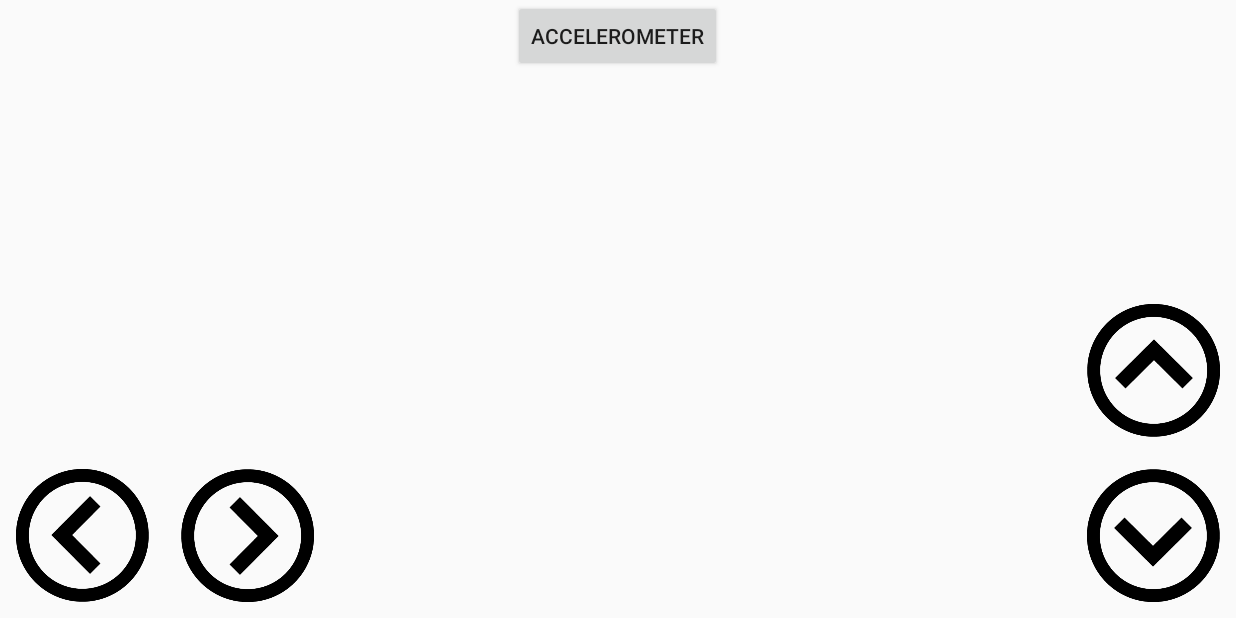
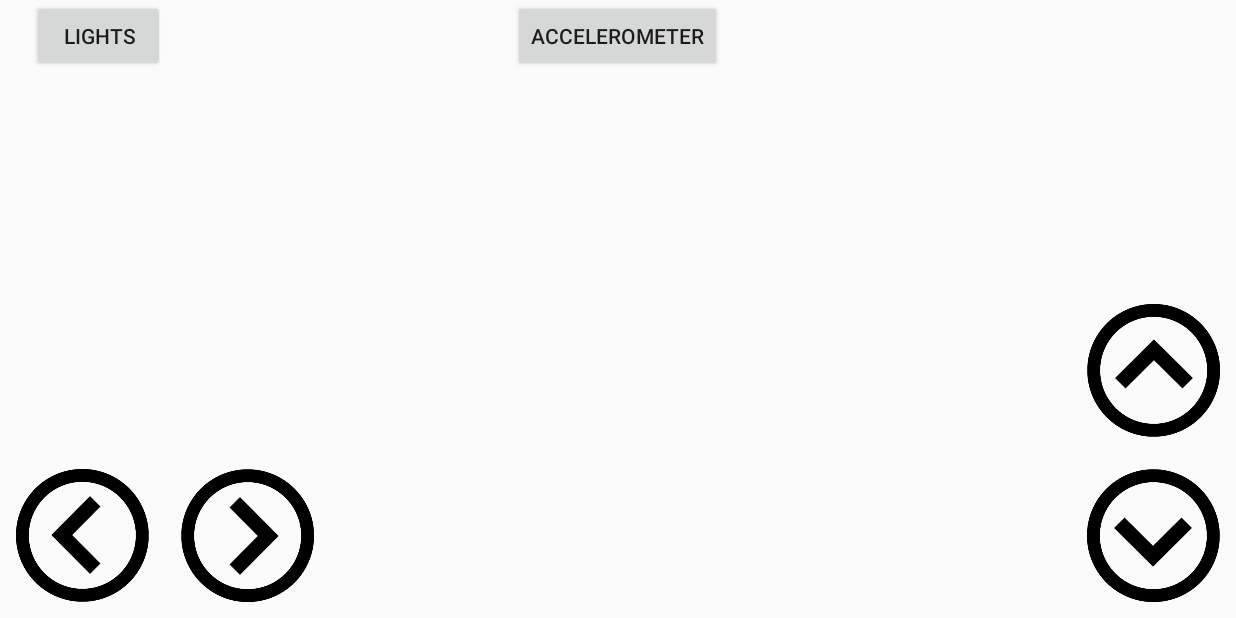
Before and after one commit to Emiliyan-Sokolov/diplomna-rabota, an Android app: the MainControl screen opened directly, with no data from a screen before it, on a phone screen of 824 x 412 dp (held sideways). Run offline under Robolectric (Android 15) with nearby library versions, the phone set to English and light mode, and no system bars; libraries missing offline, so code that uses them is left out: com.afollestad.materialdialogs; 3 statements that could not run were skipped.

Commit message:
Lights are added.

```diff
--- a/app/src/main/java/com/example/cripz/bluetoothrccarcontroller/MainControl.java
+++ b/app/src/main/java/com/example/cripz/bluetoothrccarcontroller/MainControl.java
@@ -29,11 +29,11 @@ import com.afollestad.materialdialogs.MaterialDialog;
 
 public class MainControl extends Activity {
 
-    private ImageButton forward_button;
-    private ImageButton reverse_button;
-    private ImageButton left_button;
-    private ImageButton right_button;
-
+    private ImageButton forwardButton;
+    private ImageButton reverseButton;
+    private ImageButton leftButton;
+    private ImageButton rightButton;
+    private Boolean carLightsFlag = false;
     private String mDeviceName;
     private String mDeviceAddress;
     private static RBLService mBluetoothLeService;
@@ -105,26 +105,46 @@ public class MainControl extends Activity {
         mBluetoothLeService.writeCharacteristic(characteristic);
     }
 
-    private void buttonInitialization(){
-        forward_button = (ImageButton) findViewById(R.id.forward_btn);
-        reverse_button = (ImageButton) findViewById(R.id.reverse_btn);
-        left_button = (ImageButton) findViewById(R.id.left_btn);
-        right_button = (ImageButton) findViewById(R.id.right_btn);
-        Button car_control = (Button) findViewById(R.id.car_control);
+    private void initializeButtonVariables(){
+        forwardButton = (ImageButton) findViewById(R.id.forward_btn);
+        reverseButton = (ImageButton) findViewById(R.id.reverse_btn);
+        leftButton = (ImageButton) findViewById(R.id.left_btn);
+        rightButton = (ImageButton) findViewById(R.id.right_btn);
+        Button carControl = (Button) findViewById(R.id.car_control);
+        Button carLights = (Button) findViewById(R.id.car_lights);
+        MyTouchListener touchListener = new MyTouchListener();
+        forwardButton.setOnTouchListener(touchListener);
+        reverseButton.setOnTouchListener(touchListener);
+        leftButton.setOnTouchListener(touchListener);
+        rightButton.setOnTouchListener(touchListener);
+        carControl.setOnTouchListener(touchListener);
+        carLights.setOnClickListener(new View.OnClickListener() {
+            @Override
+            public void onClick(View v) {
+                if(carLightsFlag) {
+                    sendMessage("v");
+                    carLightsFlag = false;
+                }else {
+                    sendMessage("n");
+                    carLightsFlag = true;
+                }
+            }
+        });
+        carLights.setOnLongClickListener(new View.OnLongClickListener(){
+            @Override
+            public boolean onLongClick(View v) {
+                sendMessage("m");
+                return true;
+            }
+        });
 
-        MyTouchListener touchListener = new MyTouchListener();
-        forward_button.setOnTouchListener(touchListener);
-        reverse_button.setOnTouchListener(touchListener);
-        left_button.setOnTouchListener(touchListener);
-        right_button.setOnTouchListener(touchListener);
-        car_control.setOnTouchListener(touchListener);
     }
+
     @Override
     protected void onCreate(Bundle savedInstanceState) {
         super.onCreate(savedInstanceState);
         setContentView(R.layout.control_main);
-        buttonInitialization();
-
+        initializeButtonVariables();
         mainControlInstance = this;
 
         Intent intent = getIntent();
@@ -207,12 +227,11 @@ public class MainControl extends Activity {
         public boolean onTouch(View v, MotionEvent event) {switch(v.getId()){
                 case R.id.forward_btn:
                     //forward button is called
-                    buttonInitialization();
                     if (event.getAction() == MotionEvent.ACTION_DOWN) {
-                        forward_button.setImageResource(R.drawable.btn_forward_clicked);
+                        forwardButton.setImageResource(R.drawable.btn_forward_clicked);
                         sendMessage("f");
                     } else if (event.getAction() == MotionEvent.ACTION_UP) {
-                        forward_button.setImageResource(R.drawable.btn_forward);
+                        forwardButton.setImageResource(R.drawable.btn_forward);
                         sendMessage("k");
                     }
                     break;
@@ -220,10 +239,10 @@ public class MainControl extends Activity {
                 case R.id.right_btn:
                     //right button is called
                     if (event.getAction() == MotionEvent.ACTION_DOWN) {
-                        right_button.setImageResource(R.drawable.btn_right_clicked);
+                        rightButton.setImageResource(R.drawable.btn_right_clicked);
                         sendMessage("r");
                     } else if (event.getAction() == MotionEvent.ACTION_UP) {
-                        right_button.setImageResource(R.drawable.btn_right);
+                        rightButton.setImageResource(R.drawable.btn_right);
                         sendMessage("j");
                     }
                     break;
@@ -231,10 +250,10 @@ public class MainControl extends Activity {
                 case R.id.left_btn:
                     //left button is called
                     if (event.getAction() == MotionEvent.ACTION_DOWN) {
-                        left_button.setImageResource(R.drawable.btn_left_clicked);
+                        leftButton.setImageResource(R.drawable.btn_left_clicked);
                         sendMessage("l");
                     } else if (event.getAction() == MotionEvent.ACTION_UP) {
-                        left_button.setImageResource(R.drawable.btn_left);
+                        leftButton.setImageResource(R.drawable.btn_left);
                         sendMessage("h");
                     }
                     break;
@@ -242,10 +261,10 @@ public class MainControl extends Activity {
                 case R.id.reverse_btn:
                     //backward button is called
                     if (event.getAction() == MotionEvent.ACTION_DOWN) {
-                        reverse_button.setImageResource(R.drawable.btn_reverse_clicked);
+                        reverseButton.setImageResource(R.drawable.btn_reverse_clicked);
                         sendMessage("b");
                     } else if (event.getAction() == MotionEvent.ACTION_UP) {
-                        reverse_button.setImageResource(R.drawable.btn_reverse);
+                        reverseButton.setImageResource(R.drawable.btn_reverse);
                         sendMessage("g");
                     }
                     break;
--- a/app/src/main/res/layout/control_main.xml
+++ b/app/src/main/res/layout/control_main.xml
@@ -56,5 +56,13 @@
         android:layout_alignParentTop="true"
         android:layout_centerHorizontal="true" />
 
+    <Button
+        android:layout_width="wrap_content"
+        android:layout_height="wrap_content"
+        android:text="Lights"
+        android:id="@+id/car_lights"
+        android:layout_toStartOf="@+id/right_btn"
+        android:layout_alignBottom="@+id/car_control" />
+
 
 </RelativeLayout>
```
Also changed, not shown: 1 other file.
